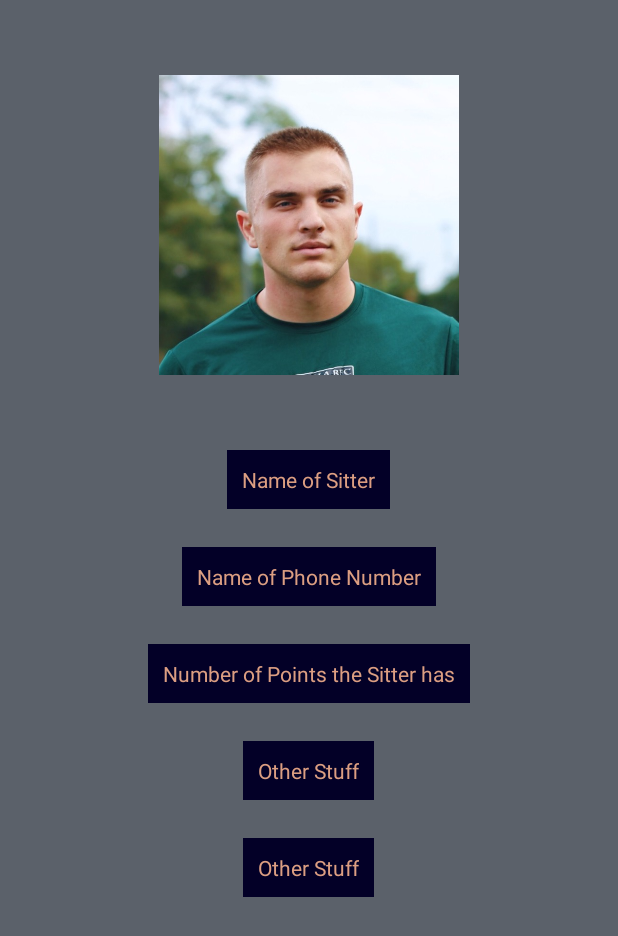
After one commit to pjauth/PetApp, an Android app: the layout sitter_profile_page.xml on its own in the app's theme, with its tools: preview values and no code run, on a phone screen of 412 x 824 dp. The commit adds this screen. Shown: the top 936 px of the screen. Run offline under Robolectric (Android 15) with nearby library versions, the phone set to English and light mode, and no system bars.

Commit message:
Sitter Profile page added

```diff
--- a/app/src/main/java/com/patrickauth/petapp/SitterProfRegistrationActivity.java
+++ b/app/src/main/java/com/patrickauth/petapp/SitterProfRegistrationActivity.java
@@ -56,6 +56,10 @@ public class SitterProfRegistrationActivity extends AppCompatActivity {
 
         Log.w("MA", "First: "+sitter_info.get(0)+", Last: "+sitter_info.get(1)+", Phone: "+sitter_info.get(2));
 
+        Intent intent = new Intent(this, SitterProfilePage.class);
+        startActivity(intent);
+        overridePendingTransition(R.anim.slide_in_right, 0);
+
     }
 
     private void go_to_preference_registration() {
--- /dev/null
+++ b/app/src/main/java/com/patrickauth/petapp/SitterProfilePage.java
@@ -0,0 +1,34 @@
+package com.patrickauth.petapp;
+
+import android.app.Activity;
+import android.os.Bundle;
+import android.view.View;
+import android.widget.ImageView;
+import android.widget.TextView;
+
+public class SitterProfilePage extends Activity{
+
+    ImageView sitterPic;
+    TextView sitterName;
+    TextView sitterPhone;
+    TextView sitterPoints;
+
+
+    @Override
+    protected void onCreate(Bundle savedInstanceState) {
+        super.onCreate(savedInstanceState);
+        setContentView(R.layout.sitter_profile_page);
+
+
+        updateView();
+    }
+
+    private void updateView(){
+        sitterPic = findViewById(R.id.sitter_pic);
+        sitterName = findViewById(R.id.sitter_name);
+        sitterPhone = findViewById(R.id.sitter_phone_number);
+        sitterPoints = findViewById(R.id.sitter_points);
+    }
+
+
+}
--- /dev/null
+++ b/app/src/main/res/layout/sitter_profile_page.xml
@@ -0,0 +1,78 @@
+<?xml version="1.0" encoding="utf-8"?>
+<RelativeLayout
+    xmlns:android="http://schemas.android.com/apk/res/android" android:layout_width="match_parent"
+    android:layout_height="match_parent"
+    android:background = "@color/blackCoral">
+
+    <ImageView
+        android:id = "@+id/sitter_pic"
+        android:layout_width="200dp"
+        android:layout_height="200dp"
+        android:layout_marginTop="50dp"
+        android:layout_centerHorizontal="true"
+        android:background="@drawable/profile_pic" />
+    <TextView
+        android:id = "@+id/sitter_name"
+        android:layout_width="wrap_content"
+        android:layout_height="wrap_content"
+        android:layout_below = "@id/sitter_pic"
+        android:layout_marginTop="50dp"
+        android:layout_centerHorizontal="true"
+        android:text = "Name of Sitter"
+        android:textColor="@color/antiqueBrass"
+        android:background = "@color/oxfordBlue"
+        android:padding="10dp"
+        />
+
+    <TextView
+        android:id = "@+id/sitter_phone_number"
+        android:layout_width="wrap_content"
+        android:layout_height="wrap_content"
+        android:layout_below = "@id/sitter_name"
+        android:layout_marginTop="25dp"
+        android:layout_centerHorizontal="true"
+        android:text = "Name of Phone Number"
+        android:textColor="@color/antiqueBrass"
+        android:background = "@color/oxfordBlue"
+        android:padding="10dp"
+        />
+
+    <TextView
+        android:id = "@+id/sitter_points"
+        android:layout_width="wrap_content"
+        android:layout_height="wrap_content"
+        android:layout_below = "@id/sitter_phone_number"
+        android:layout_marginTop="25dp"
+        android:layout_centerHorizontal="true"
+        android:text = "Number of Points the Sitter has"
+        android:textColor="@color/antiqueBrass"
+        android:background = "@color/oxfordBlue"
+        android:padding="10dp"
+        />
+    <TextView
+        android:id = "@+id/other_stuff1"
+        android:layout_width="wrap_content"
+        android:layout_height="wrap_content"
+        android:layout_below = "@id/sitter_points"
+        android:layout_marginTop="25dp"
+        android:layout_centerHorizontal="true"
+        android:text = "Other Stuff"
+        android:textColor="@color/antiqueBrass"
+        android:background = "@color/oxfordBlue"
+        android:padding="10dp"
+        />
+
+    <TextView
+        android:id = "@+id/other_stuff2"
+        android:layout_width="wrap_content"
+        android:layout_height="wrap_content"
+        android:layout_below = "@id/other_stuff1"
+        android:layout_marginTop="25dp"
+        android:layout_centerHorizontal="true"
+        android:text = "Other Stuff"
+        android:textColor="@color/antiqueBrass"
+        android:background = "@color/oxfordBlue"
+        android:padding="10dp"
+        />
+
+</RelativeLayout>
```
Also changed, not shown: app/src/main/res/drawable/profile_pic.jpg (added).
